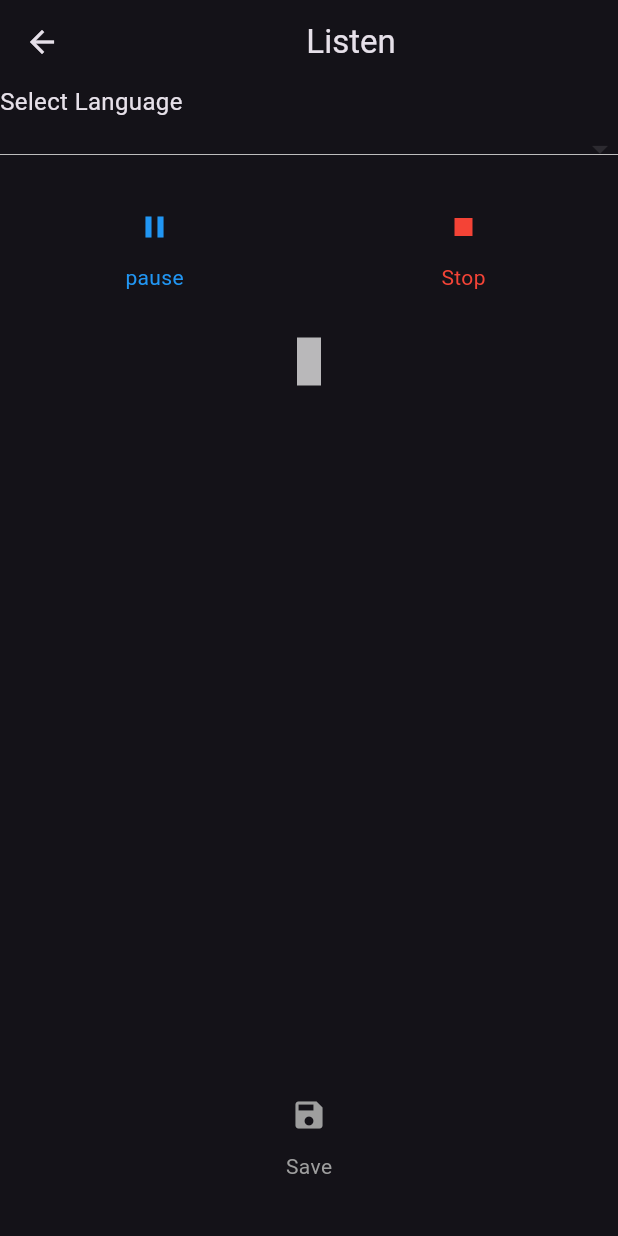
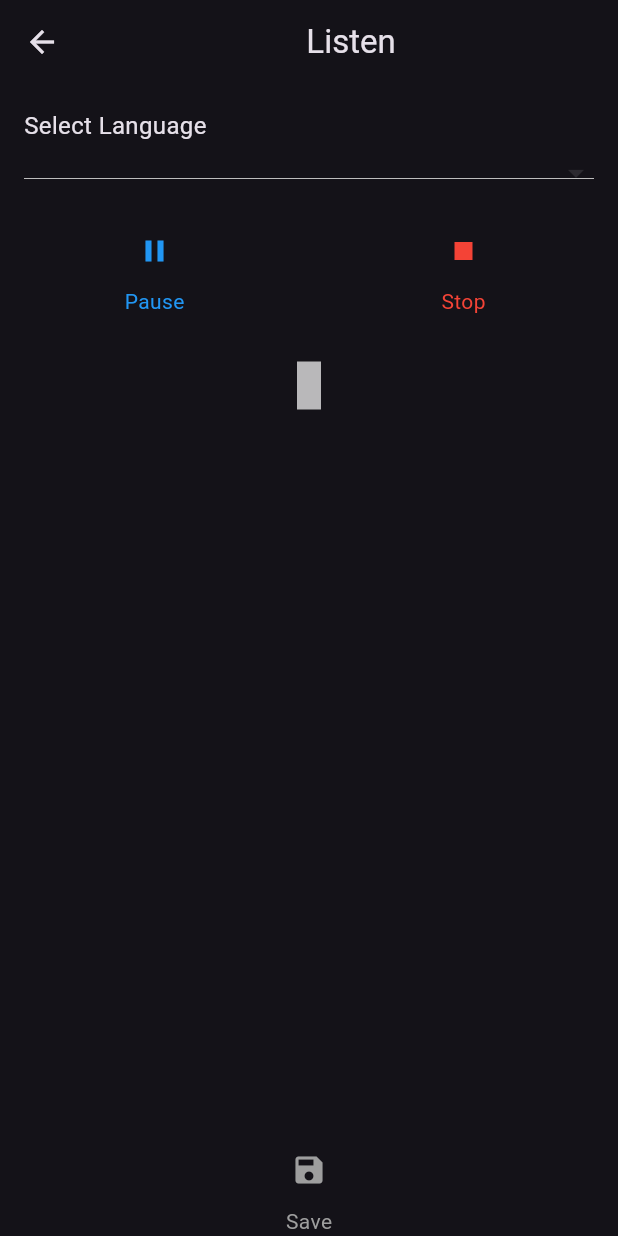
Before and after one commit to Cipher-Dark/Ai_based-story-generator, a Flutter app: the FinalScreen screen opened directly with empty values, after a tap on the "play arrow" icon, on a phone screen of 412 x 824 dp. Run offline on Flutter 3.47's test engine with Material 3 defaults, Android fonts, the phone set to English and light mode, and no system bars; our stand-ins replace firebase_auth, firebase_core, flutter_dotenv, flutter_tts, google_generative_ai, shared_preferences; accounts and stored records are empty.

Commit message:
login_save_pref

```diff
--- a/lib/main.dart
+++ b/lib/main.dart
@@ -1,11 +1,15 @@
 import 'package:ai_story_gen/provider/data_provider.dart';
-import 'package:ai_story_gen/provider/toggle_provider.dart';
+import 'package:ai_story_gen/provider/keep_loign_provider.dart';
+import 'package:ai_story_gen/screens/story_input_screen.dart';
+import 'package:ai_story_gen/share_preference/save_login.dart';
+import 'package:ai_story_gen/screens/login_screen.dart';
+import 'package:ai_story_gen/theme/theme_provider.dart';
 import 'package:ai_story_gen/firebase/firebase_options.dart';
-import 'package:ai_story_gen/screens/story_input_screen.dart';
 import 'package:firebase_core/firebase_core.dart';
 import 'package:flutter/material.dart';
 import 'package:flutter_dotenv/flutter_dotenv.dart';
 import 'package:provider/provider.dart';
+import 'package:shared_preferences/shared_preferences.dart';
 
 void main() async {
   WidgetsFlutterBinding.ensureInitialized();
@@ -17,31 +21,42 @@ void main() async {
     MultiProvider(
       providers: [
         ChangeNotifierProvider(
-          create: (context) => ToggelProvider(),
+          create: (context) => ThemeProvider(),
         ),
         ChangeNotifierProvider(
           create: (context) => DataProvider(),
-        )
+        ),
+        ChangeNotifierProvider(
+          create: (context) => KeepLoignProvider(),
+        ),
       ],
-      child: const StoryGenApp(),
+      child: StoryGenApp(),
     ),
   );
 }
 
-class StoryGenApp extends StatefulWidget {
-  const StoryGenApp({super.key});
-
-  @override
-  _StoryGenAppState createState() => _StoryGenAppState();
-}
-
-class _StoryGenAppState extends State<StoryGenApp> {
+class StoryGenApp extends StatelessWidget {
+  StoryGenApp({super.key});
+  final prefs = SharedPreferences.getInstance();
   @override
   Widget build(BuildContext context) {
     return MaterialApp(
       debugShowCheckedModeBanner: false,
-      theme: context.watch<ToggelProvider>().getThemeValue() ? ThemeData.dark() : ThemeData.light(),
-      home: StoryInputPage(),
+      theme: context.watch<ThemeProvider>().getThemeValue() ? ThemeData.dark() : ThemeData.light(),
+      home: FutureBuilder<bool>(
+        future: SaveLogin().getLoginPref(),
+        builder: (context, snapshot) {
+          if (snapshot.connectionState == ConnectionState.waiting) {
+            return const CircularProgressIndicator(); // Loading state
+          } else {
+            if (snapshot.data == true) {
+              return const StoryInputPage(); // User is logged in
+            } else {
+              return const LoginScreen(); // User is not logged in
+            }
+          }
+        },
+      ),
     );
   }
 }
--- a/lib/provider/toggle_provider.dart
+++ /dev/null
@@ -1,10 +0,0 @@
-import 'package:flutter/material.dart';
-
-class ToggelProvider extends ChangeNotifier {
-  bool _isDark = true;
-  bool getThemeValue() => _isDark;
-  void toggleTheme() {
-    _isDark = !_isDark;
-    notifyListeners();
-  }
-}
--- a/lib/screens/final_screen.dart
+++ b/lib/screens/final_screen.dart
@@ -1,10 +1,10 @@
 import 'package:flutter/material.dart';
 import 'package:flutter_tts/flutter_tts.dart';
 
-// ignore: must_be_immutable
 class FinalScreen extends StatefulWidget {
-  String data;
-  FinalScreen({
+  final String data;
+
+  const FinalScreen({
     super.key,
     required this.data,
   });
@@ -22,64 +22,68 @@ class _FinalScreenState extends State<FinalScreen> {
     'ur-PK': 'Urdu',
     'ja-JP': 'Japanese',
     'ko-KR': 'Korean',
-    'ru-Ru': 'Russian'
+    'ru-Ru': 'Russian',
   };
-  String _selectLanguage = 'en-US';
 
-  List<String> _language = [];
-  int? _currentWordStart, _currendWordEnd;
-  bool _isPlay = true;
+  String _selectedLanguage = 'en-US';
+  List<String> _languages = [];
+  int? _currentWordStart;
+  int? _currentWordEnd;
+  bool _isPlaying = false;
 
   @override
   void initState() {
     super.initState();
-    initTts();
+    _initializeTTS();
   }
 
-  Future<void> initTts() async {
-    _flutterTts.setProgressHandler((text, start, end, word) {
+  Future<void> _initializeTTS() async {
+    _flutterTts.setProgressHandler((String text, int start, int end, String? word) {
+      setState(() {
         _currentWordStart = start;
-      _currendWordEnd = end;
+        _currentWordEnd = end;
+      });
     });
 
     List<dynamic> availableLanguages = await _flutterTts.getLanguages;
-    _language = availableLanguages
-        .where((language) => _languageMap.keys.contains(language))
-        .map((language) => language as String)
-        .toList();
+    _languages = availableLanguages.where((language) => _languageMap.keys.contains(language)).map((language) => language.toString()).toList();
     setState(() {});
   }
 
-  void _speak(String data) async {
-    await _flutterTts.setLanguage(_selectLanguage);
-    await _flutterTts.speak(data);
-    isPlay();
-  }
-
-  void isPlay() {
+  void _speak(String text) async {
+    await _flutterTts.setLanguage(_selectedLanguage);
+    await _flutterTts.speak(text);
     setState(() {
-      _isPlay = !_isPlay;
+      _isPlaying = true;
     });
   }
 
-  void _save(String data) async {
-    await _flutterTts.setLanguage(_selectLanguage);
-    String timeSpamp = DateTime.now().millisecondsSinceEpoch.toString();
-    await _flutterTts.synthesizeToFile(data, "Story_File_$timeSpamp.mp4");
-    ScaffoldMessenger.of(context)
-        .showSnackBar(const SnackBar(content: Text("File Downloaded")));
+  void _pause() async {
+    await _flutterTts.pause();
+    setState(() {
+      _isPlaying = false;
+    });
   }
 
   Future<void> _stop() async {
     await _flutterTts.stop();
     setState(() {
-      _isPlay = true;
+      _isPlaying = false;
     });
   }
 
-  Future<void> _pasue() async {
-    _flutterTts.pause();
-    isPlay();
+  void _save(String text) async {
+    String timestamp = DateTime.now().millisecondsSinceEpoch.toString();
+    String fileName = "Story_File_$timestamp.mp4";
+    await _flutterTts.setLanguage(_selectedLanguage);
+    await _flutterTts.synthesizeToFile(text, fileName);
+
+    await ScaffoldMessenger.of(context).showSnackBar(
+      const SnackBar(
+          content: AlertDialog(
+        title: Text("Saved"),
+      )),
+    );
   }
 
   @override
@@ -90,118 +94,98 @@ class _FinalScreenState extends State<FinalScreen> {
       ),
       body: Column(
         children: [
-          const SizedBox(width: 16),
+          const SizedBox(height: 16),
           _buildDropdown(
             'Select Language',
-            _language,
-            _selectLanguage,
+            _languages,
+            _selectedLanguage,
             (value) {
               setState(() {
-                _selectLanguage = value!;
+                _selectedLanguage = value!;
               });
             },
           ),
           const SizedBox(height: 16),
-          Row(mainAxisAlignment: MainAxisAlignment.spaceAround, children: [
-            Center(
-              child: Column(children: [
-                IconButton(
+          Row(
+            mainAxisAlignment: MainAxisAlignment.spaceAround,
+            children: [
+              _buildControlButton(
+                icon: _isPlaying ? Icons.pause : Icons.play_arrow,
+                color: _isPlaying ? Colors.blue : Colors.green,
+                label: _isPlaying ? "Pause" : "Play",
                 onPressed: () {
-                    _isPlay ? _speak(widget.data) : _pasue();
+                  if (_isPlaying) {
+                    _pause();
+                  } else {
+                    _speak(widget.data);
+                  }
                 },
-                  icon: _isPlay
-                      ? const Icon(
-                          Icons.play_arrow,
-                          color: Colors.green,
-                        )
-                      : const Icon(
-                          Icons.pause,
-                          color: Colors.blue,
               ),
+              _buildControlButton(
+                icon: Icons.stop,
+                color: Colors.red,
+                label: "Stop",
+                onPressed: _stop,
               ),
-                Text(
-                  _isPlay ? "Play" : "pause",
-                  style: _isPlay
-                      ? const TextStyle(color: Colors.green)
-                      : const TextStyle(color: Colors.blue),
+            ],
           ),
-              ]),
-            ),
-            Center(
-              child: Column(children: [
-                IconButton(
-                  onPressed: () {
-                    _stop();
-                  },
-                  icon: const Icon(
-                    Icons.stop,
-                    color: Colors.red,
-                  ),
-                ),
-                const Text(
-                  "Stop",
-                  style: TextStyle(color: Colors.red),
-                ),
-              ]),
-            ),
-          ]),
           const SizedBox(height: 30),
-          SizedBox(
-            height: MediaQuery.of(context).size.height * 0.6,
+          Expanded(
             child: SingleChildScrollView(
               child: Container(
                 decoration: const BoxDecoration(color: Colors.white70),
-                child: Padding(
                 padding: const EdgeInsets.all(8.0),
                 child: RichText(
                   text: TextSpan(
-                      style: const TextStyle(
-                        color: Colors.black,
-                      ),
-                      children: <TextSpan>[
-                        TextSpan(
-                          text: widget.data.substring(0, _currentWordStart),
-                        ),
+                    style: const TextStyle(color: Colors.black),
+                    children: [
                       if (_currentWordStart != null)
                         TextSpan(
-                            text: widget.data
-                                .substring(_currentWordStart!, _currendWordEnd),
+                          text: widget.data.substring(0, _currentWordStart!),
+                        ),
+                      if (_currentWordStart != null && _currentWordEnd != null)
+                        TextSpan(
+                          text: widget.data.substring(
+                            _currentWordStart!,
+                            _currentWordEnd!,
+                          ),
                           style: const TextStyle(
                             color: Colors.white,
-                                backgroundColor: Colors.purple),
+                            backgroundColor: Colors.purple,
                           ),
-                        if (_currendWordEnd != null)
+                        ),
+                      if (_currentWordEnd != null)
                         TextSpan(
-                            text: widget.data.substring(_currendWordEnd!),
-                          )
+                          text: widget.data.substring(_currentWordEnd!),
+                        ),
                     ],
                   ),
                 ),
               ),
             ),
           ),
-          ),
-          Column(children: [
-            IconButton(
+          _buildControlButton(
+            icon: Icons.save,
+            color: Colors.grey,
+            label: "Save",
             onPressed: () {
               _save(widget.data);
             },
-              icon: const Icon(Icons.save),
-              color: Colors.grey,
           ),
-            const Text(
-              "Save",
-              style: TextStyle(color: Colors.grey),
-            )
-          ])
         ],
       ),
     );
   }
 
-  Widget _buildDropdown(String label, List<String> items, String selectedValue,
-      ValueChanged<String?> onChanged) {
-    return Column(
+  Widget _buildDropdown(
+    String label,
+    List<String> items,
+    String selectedValue,
+    ValueChanged<String?> onChanged,
+  ) {
+    return Padding(
+      padding: const EdgeInsets.symmetric(horizontal: 16.0),
+      child: Column(
         crossAxisAlignment: CrossAxisAlignment.start,
         children: [
           Text(label, style: const TextStyle(fontSize: 16)),
@@ -218,6 +202,24 @@ class _FinalScreenState extends State<FinalScreen> {
             }).toList(),
           ),
         ],
+      ),
+    );
+  }
+
+  Widget _buildControlButton({
+    required IconData icon,
+    required Color color,
+    required String label,
+    required VoidCallback onPressed,
+  }) {
+    return Column(
+      children: [
+        IconButton(
+          icon: Icon(icon, color: color),
+          onPressed: onPressed,
+        ),
+        Text(label, style: TextStyle(color: color)),
+      ],
     );
   }
 }
--- a/lib/screens/narrate_screen.dart
+++ b/lib/screens/story_narrate_screen.dart
@@ -1,10 +1,9 @@
 import 'package:flutter/material.dart';
 import 'package:flutter_tts/flutter_tts.dart';
 
-// ignore: must_be_immutable
 class FinalScreen extends StatefulWidget {
-  String data;
-  FinalScreen({
+  final String data;
+  const FinalScreen({
     super.key,
     required this.data,
   });
@@ -43,10 +42,7 @@ class _FinalScreenState extends State<FinalScreen> {
     });
 
     List<dynamic> availableLanguages = await _flutterTts.getLanguages;
-    _language = availableLanguages
-        .where((language) => _languageMap.keys.contains(language))
-        .map((language) => language as String)
-        .toList();
+    _language = availableLanguages.where((language) => _languageMap.keys.contains(language)).map((language) => language as String).toList();
     setState(() {});
   }
 
@@ -66,8 +62,7 @@ class _FinalScreenState extends State<FinalScreen> {
     await _flutterTts.setLanguage(_selectLanguage);
     String timeSpamp = DateTime.now().millisecondsSinceEpoch.toString();
     await _flutterTts.synthesizeToFile(data, "Story_File_$timeSpamp.mp4");
-    ScaffoldMessenger.of(context)
-        .showSnackBar(const SnackBar(content: Text("File Downloaded")));
+    ScaffoldMessenger.of(context).showSnackBar(const SnackBar(content: Text("File Downloaded")));
   }
 
   Future<void> _stop() async {
@@ -121,9 +116,7 @@ class _FinalScreenState extends State<FinalScreen> {
                 ),
                 Text(
                   _isPlay ? "Play" : "pause",
-                  style: _isPlay
-                      ? const TextStyle(color: Colors.green)
-                      : const TextStyle(color: Colors.blue),
+                  style: _isPlay ? const TextStyle(color: Colors.green) : const TextStyle(color: Colors.blue),
                 ),
               ]),
             ),
@@ -164,11 +157,8 @@ class _FinalScreenState extends State<FinalScreen> {
                         ),
                         if (_currentWordStart != null)
                           TextSpan(
-                            text: widget.data
-                                .substring(_currentWordStart!, _currendWordEnd),
-                            style: const TextStyle(
-                                color: Colors.white,
-                                backgroundColor: Colors.purple),
+                            text: widget.data.substring(_currentWordStart!, _currendWordEnd),
+                            style: const TextStyle(color: Colors.white, backgroundColor: Colors.purple),
                           ),
                         if (_currendWordEnd != null)
                           TextSpan(
@@ -199,8 +189,7 @@ class _FinalScreenState extends State<FinalScreen> {
     );
   }
 
-  Widget _buildDropdown(String label, List<String> items, String selectedValue,
-      ValueChanged<String?> onChanged) {
+  Widget _buildDropdown(String label, List<String> items, String selectedValue, ValueChanged<String?> onChanged) {
     return Column(
       crossAxisAlignment: CrossAxisAlignment.start,
       children: [
--- a/lib/screens/output_screen.dart
+++ b/lib/screens/story_output_screen.dart
@@ -5,9 +5,11 @@ import 'package:ai_story_gen/screens/final_screen.dart';
 import 'package:ai_story_gen/services/story_gen_service.dart';
 import 'package:provider/provider.dart';
 
+// import 'story_narrate_screen.dart';
+
 class OutputDisplay extends StatefulWidget {
-  String data;
-  OutputDisplay({
+  final String data;
+  const OutputDisplay({
     super.key,
     required this.data,
   });
--- a/lib/services/story_gen_service.dart
+++ b/lib/services/story_gen_service.dart
@@ -1,14 +1,8 @@
-import 'dart:developer';
-
 import 'package:flutter_dotenv/flutter_dotenv.dart';
 import 'package:google_generative_ai/google_generative_ai.dart';
 
 class StoryGenService {
   static Future<String?> generateStory(String prompt, String genre, String theme, String language) async {
-    log("language" + language);
-    log("promt" + prompt);
-    log("gener" + genre);
-    log("thetme" + theme);
     final model = GenerativeModel(
       model: 'gemini-1.5-pro',
       apiKey: dotenv.env["GEMINI_API_KEY"]!,
--- a/lib/theme/theme_provider.dart
+++ b/lib/theme/theme_provider.dart
@@ -0,0 +1,10 @@
+import 'package:flutter/material.dart';
+
+class ThemeProvider extends ChangeNotifier {
+  bool _isDark = true;
+  bool getThemeValue() => _isDark;
+  void toggleTheme() {
+    _isDark = !_isDark;
+    notifyListeners();
+  }
+}
--- a/pubspec.yaml
+++ b/pubspec.yaml
@@ -41,6 +41,7 @@ dependencies:
   google_generative_ai: ^0.4.6
   flutter_tts: ^4.2.0
   provider: ^6.1.2
+  shared_preferences: ^2.3.3
 
 dev_dependencies:
   flutter_test:
```
Also changed, not shown: lib/provider/keep_loign_provider.dart (added, +26 -0 lines), lib/screens/login_screen.dart (+6 -3 lines), lib/screens/story_input_screen.dart (+7 -4 lines), lib/share_preference/keep_login.dart (added, +18 -0 lines), lib/share_preference/save_login.dart (added, +13 -0 lines), lib/firebase/firebase_options.dart, pubspec.lock, 1 other file. Lines whose indentation alone changed are shown as unchanged.
